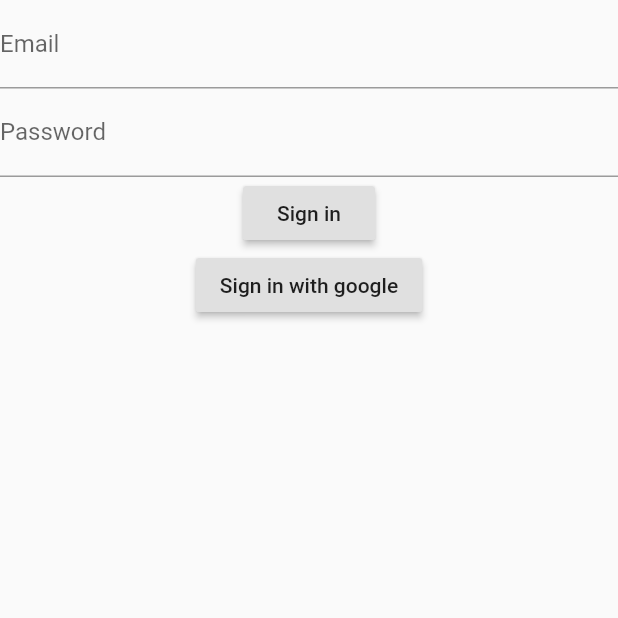
After one commit to bellottoeric/mynager, a Flutter app: the SignInPage screen opened directly, after a tap on "Sign in with google", on a phone screen of 412 x 824 dp, the top half of it. The commit adds this screen. Run offline on Flutter 3.47's test engine with Material 2 defaults, Android fonts, the phone set to English and light mode, and no system bars; our stand-ins replace dio, firebase_auth, firebase_core, google_sign_in; missing offline and left inert: firebase_auth_web, firebase_core_web, google_sign_in_web; accounts and stored records are empty; network calls fail.

Commit message:
Add firebase system and provider code

```diff
--- /dev/null
+++ b/lib/authentification/signIn.dart
@@ -0,0 +1,46 @@
+import 'package:flutter/material.dart';
+import 'package:provider/provider.dart';
+
+import '../firebase/authentication_service.dart';
+
+class SignInPage extends StatelessWidget {
+  final TextEditingController emailController = TextEditingController();
+  final TextEditingController passwordController = TextEditingController();
+
+  @override
+  Widget build(BuildContext context) {
+    return Scaffold(
+      body: Column(
+        children: [
+          TextField(
+            controller: emailController,
+            decoration: InputDecoration(
+              labelText: "Email",
+            ),
+          ),
+          TextField(
+            controller: passwordController,
+            decoration: InputDecoration(
+              labelText: "Password",
+            ),
+          ),
+          RaisedButton(
+            onPressed: () {
+              context.read<AuthenticationService>().signIn(
+                    email: emailController.text.trim(),
+                    password: passwordController.text.trim(),
+                  );
+            },
+            child: Text("Sign in"),
+          ),
+          RaisedButton(
+            onPressed: () {
+              context.read<AuthenticationService>().signInWithGoogle();
+            },
+            child: Text("Sign in with google"),
+          ),
+        ],
+      ),
+    );
+  }
+}
--- /dev/null
+++ b/lib/firebase/authentication_service.dart
@@ -0,0 +1,54 @@
+import 'package:firebase_auth/firebase_auth.dart';
+import 'package:google_sign_in/google_sign_in.dart';
+import 'package:flutter/foundation.dart' show kIsWeb;
+
+class AuthenticationService {
+  final FirebaseAuth _firebaseAuth;
+
+  AuthenticationService(this._firebaseAuth);
+
+  Stream<User> get authStateChanges => _firebaseAuth.idTokenChanges();
+
+  Future<UserCredential> signInWithGoogle() async {
+    if (kIsWeb) {
+      GoogleAuthProvider googleProvider = GoogleAuthProvider();
+      googleProvider
+          .addScope('https://www.googleapis.com/auth/contacts.readonly');
+      googleProvider.setCustomParameters({'login_hint': 'user@example.com'});
+      return await FirebaseAuth.instance.signInWithPopup(googleProvider);
+    } else {
+      final GoogleSignInAccount googleUser = await GoogleSignIn().signIn();
+      final GoogleSignInAuthentication googleAuth =
+          await googleUser.authentication;
+      final GoogleAuthCredential credential = GoogleAuthProvider.credential(
+        accessToken: googleAuth.accessToken,
+        idToken: googleAuth.idToken,
+      );
+      return await FirebaseAuth.instance.signInWithCredential(credential);
+    }
+  }
+
+  Future<void> signOut() async {
+    await _firebaseAuth.signOut();
+  }
+
+  Future<String> signIn({String email, String password}) async {
+    try {
+      await _firebaseAuth.signInWithEmailAndPassword(
+          email: email, password: password);
+      return "Signed in";
+    } on FirebaseAuthException catch (e) {
+      return e.message;
+    }
+  }
+
+  Future<String> signUp({String email, String password}) async {
+    try {
+      await _firebaseAuth.createUserWithEmailAndPassword(
+          email: email, password: password);
+      return "Signed up";
+    } on FirebaseAuthException catch (e) {
+      return e.message;
+    }
+  }
+}
--- a/lib/screens/CryptoScreen.dart
+++ b/lib/screens/CryptoScreen.dart
@@ -7,7 +7,7 @@ import 'package:dio/dio.dart';
 class CryptoScreen extends StatefulWidget {
   static const route = "/crypto";
 
-  const CryptoScreen() : super();
+  const CryptoScreen({Key key}) : super(key: key);
 
   @override
   CryptoScreenState createState() => CryptoScreenState();
--- a/pubspec.yaml
+++ b/pubspec.yaml
@@ -25,6 +25,10 @@ dependencies:
   dio: 3.0.9
   flutter:
     sdk: flutter
+  firebase_core: "0.7.0"
+  firebase_auth: "^0.20.1"
+  provider: any
+  google_sign_in: any
 
   # The following adds the Cupertino Icons font to your application.
   # Use with the CupertinoIcons class for iOS style icons.
```
Also changed, not shown: lib/SideDrawer.dart (+9 -0 lines), lib/firebase/init.dart (added, +52 -0 lines), lib/generated_plugin_registrant.dart (added, +19 -0 lines), lib/main.dart (+46 -11 lines), 3 other files.
